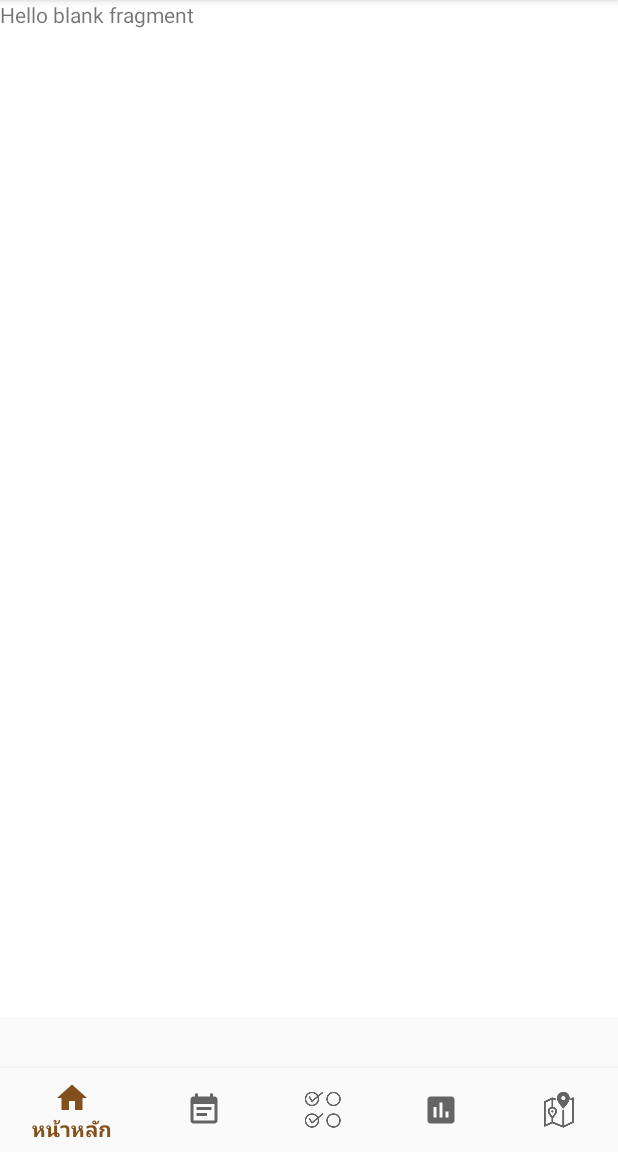
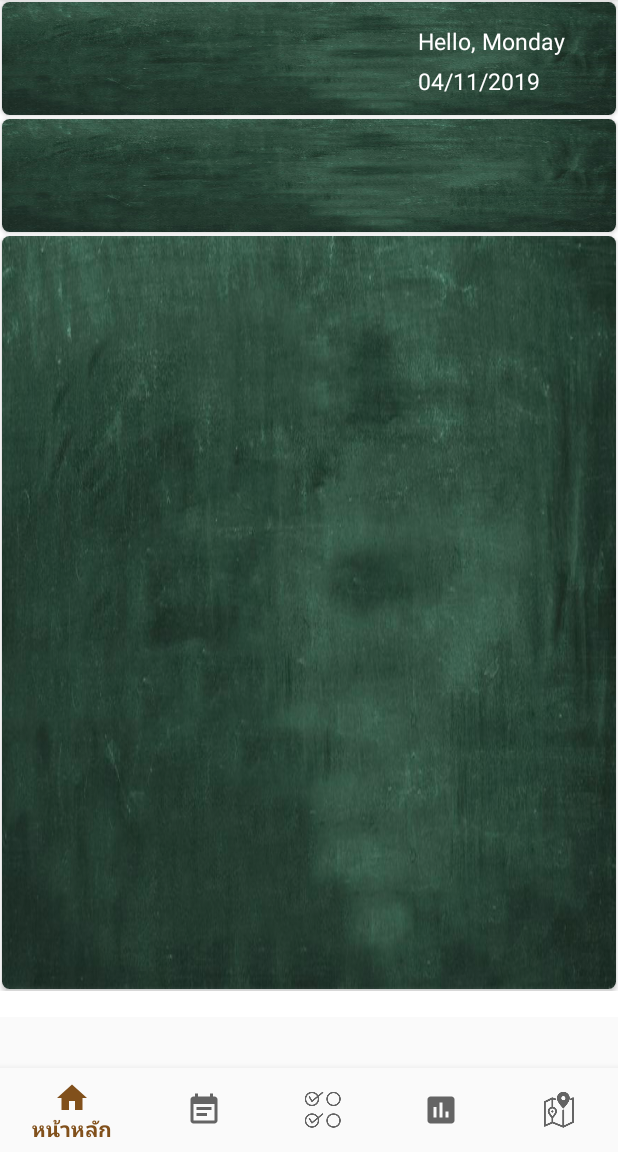
Before and after one commit to pattamakorn/StudentTrackCare, an Android app: the fragment timeteacher placed in its activity, on a phone screen of 412 x 824 dp, the part 84-1236 px from its top. Run offline under Robolectric (Android 15) with nearby library versions, the phone set to English and light mode, and no system bars; our stand-ins replace Volley; network calls fail; pictures from the network do not load.

Commit message:
4/11/2562 19:52

```diff
--- a/app/src/main/java/com/example/studentattendent/timeteacher.java
+++ b/app/src/main/java/com/example/studentattendent/timeteacher.java
@@ -1,13 +1,40 @@
 package com.example.studentattendent;
 
 
+import android.content.Context;
+import android.content.SharedPreferences;
 import android.os.Bundle;
 
+import androidx.annotation.Nullable;
 import androidx.fragment.app.Fragment;
+import androidx.recyclerview.widget.LinearLayoutManager;
+import androidx.recyclerview.widget.RecyclerView;
 
+import android.util.Log;
 import android.view.LayoutInflater;
 import android.view.View;
 import android.view.ViewGroup;
+import android.widget.TextView;
+import android.widget.Toast;
+
+import com.android.volley.AuthFailureError;
+import com.android.volley.Request;
+import com.android.volley.RequestQueue;
+import com.android.volley.Response;
+import com.android.volley.VolleyError;
+import com.android.volley.toolbox.StringRequest;
+import com.android.volley.toolbox.Volley;
+
+import org.json.JSONArray;
+import org.json.JSONException;
+import org.json.JSONObject;
+
+import java.text.SimpleDateFormat;
+import java.util.ArrayList;
+import java.util.Date;
+import java.util.HashMap;
+import java.util.List;
+import java.util.Map;
 
 
 /**
@@ -15,7 +42,13 @@ import android.view.ViewGroup;
  */
 public class timeteacher extends Fragment {
     private  String URL_TIMETeach = "http://203.154.83.137/StudentAttendent/loadteachtime.php";
+    private TextView nowday,nowdate;
+    public String today,toyear,toterm;
+    View view;
 
+
+    private RecyclerView recyclerView;
+    private List<teach> listteachtimetable;
 
     public timeteacher() {
         // Required empty public constructor
@@ -26,7 +59,91 @@ public class timeteacher extends Fragment {
     public View onCreateView(LayoutInflater inflater, ViewGroup container,
                              Bundle savedInstanceState) {
         // Inflate the layout for this fragment
-        return inflater.inflate(R.layout.fragment_timeteacher, container, false);
+        view = inflater.inflate(R.layout.fragment_timeteacher, container, false);
+        nowdate = view.findViewById(R.id.datett);
+        nowday = view.findViewById(R.id.daytt);
+        recyclerView = view.findViewById(R.id.recyclerteachertime);
+        teachAdapter TeachAdapter = new teachAdapter(getContext(),listteachtimetable);
+        recyclerView.setLayoutManager(new LinearLayoutManager(getActivity()));
+        recyclerView.setAdapter(TeachAdapter);
+
+        SimpleDateFormat simpleDateFormat = new SimpleDateFormat("dd/MM/yyyy");
+        SimpleDateFormat simpleDayFormat = new SimpleDateFormat("EEEE");
+        String ct = simpleDateFormat.format(new Date());
+        String dayn = simpleDayFormat.format(new Date());
+        today = dayn;
+        toterm = "1";
+        toyear = "2562";
+
+        nowday.setText("Hello, "+dayn);
+        nowdate.setText(ct);
+
+        //loadtime();
+
+        return view;
+    }
+
+    @Override
+    public void onCreate(@Nullable Bundle savedInstanceState) {
+        super.onCreate(savedInstanceState);
+        listteachtimetable = new ArrayList<>();
+
+        loadtime();
+    }
+
+    public void loadtime(){
+        StringRequest stringRequest = new StringRequest(Request.Method.POST,
+                "http://203.154.83.137/StudentAttendent/loadteachtime.php", new Response.Listener<String>() {
+            @Override
+            public void onResponse(String response) {
+                Log.d("ResponseStudent",response.toString());
+                try {
+                    JSONArray array = new JSONArray(response);
+                    for (int i = 0; i < array.length(); i++) {
+                        JSONObject posts = array.getJSONObject(i);
+                        String subid = posts.getString("idsubject");
+                        String subname = posts.getString("subjectname");
+                        String mclassroom = posts.getString("class");
+                        String mtime = posts.getString("time");
+                        listteachtimetable.add(new teach(
+                                subid+" "+subname,
+                                "ห้องเรียน "+mclassroom,
+                                "เวลา "+mtime)
+                        );
+                        teachAdapter TeachAdapter = new teachAdapter(getContext(),listteachtimetable);
+                        recyclerView.setAdapter(TeachAdapter);
+
+
+                    }
+                } catch (JSONException e) {
+                    e.printStackTrace();
+                }
+
+            }
+        },
+                new Response.ErrorListener() {
+                    @Override
+                    public void onErrorResponse(VolleyError error) {
+                        Log.d("abc",error.toString());
+                    }
+
+                }) {
+
+            @Override
+            protected Map<String, String> getParams() throws AuthFailureError {
+                Map<String,String> params = new HashMap<>();
+                SharedPreferences sp = getActivity().getSharedPreferences(login.MyPREFERENCES, Context.MODE_PRIVATE);
+                String mid = sp.getString("IdKey","No ID");
+                params.put("id",mid);
+                params.put("term",toterm);
+                params.put("day",today);
+                params.put("year",toyear);
+                return params;
+            }
+
+        };
+        RequestQueue requestQueue = Volley.newRequestQueue(getActivity());
+        requestQueue.add(stringRequest);
     }
 
 }
--- a/app/src/main/res/layout/fragment_qrcode.xml
+++ b/app/src/main/res/layout/fragment_qrcode.xml
@@ -9,7 +9,7 @@
     <!-- TODO: Update blank fragment layout -->
     <TextView
         android:layout_width="match_parent"
-        android:layout_height="match_parent"
-        android:text="@string/hello_blank_fragment" />
+        android:layout_height="571dp"
+        android:text="Qrcode" />
 
 </FrameLayout>
--- a/app/src/main/res/layout/fragment_time_table.xml
+++ b/app/src/main/res/layout/fragment_time_table.xml
@@ -12,7 +12,7 @@
 
         <TextView
             android:id="@+id/timetableshow"
-            android:layout_width="108dp"
+            android:layout_width="wrap_content"
             android:layout_height="wrap_content"
             android:layout_alignParentStart="true"
             android:layout_alignParentLeft="true"
@@ -29,7 +29,7 @@
 
         <TextView
             android:id="@+id/daynow"
-            android:layout_width="112dp"
+            android:layout_width="wrap_content"
             android:layout_height="wrap_content"
             android:layout_below="@+id/timetableshow"
             android:layout_alignStart="@+id/timetableshow"
--- a/app/src/main/res/layout/fragment_timeteacher.xml
+++ b/app/src/main/res/layout/fragment_timeteacher.xml
@@ -3,13 +3,97 @@
     xmlns:tools="http://schemas.android.com/tools"
     android:layout_width="match_parent"
     android:layout_height="match_parent"
+    xmlns:app="http://schemas.android.com/apk/res-auto"
     android:background="#fff"
     tools:context=".timeteacher">
 
     <!-- TODO: Update blank fragment layout -->
-    <TextView
+    <RelativeLayout
         android:layout_width="match_parent"
-        android:layout_height="match_parent"
-        android:text="@string/hello_blank_fragment" />
+        android:layout_height="wrap_content">
+
+        <androidx.cardview.widget.CardView
+            android:id="@+id/aa"
+            android:layout_margin="1dp"
+            app:cardCornerRadius="5dp"
+            android:elevation="30dp"
+            android:layout_width="match_parent"
+            android:layout_height="wrap_content">
+
+            <RelativeLayout
+                android:layout_width="match_parent"
+                android:layout_height="75dp"
+                android:background="@drawable/bgpro">
+
+                <TextView
+                    android:id="@+id/daytt"
+                    android:layout_width="wrap_content"
+                    android:layout_height="wrap_content"
+                    android:layout_alignParentStart="true"
+                    android:layout_alignParentLeft="true"
+                    android:layout_alignParentTop="true"
+                    android:layout_marginStart="277dp"
+                    android:layout_marginLeft="277dp"
+                    android:layout_marginTop="15dp"
+                    android:text="สวัสดีวันจันทร์"
+                    android:textColor="#fff"
+                    android:textSize="15sp" />
+
+                <TextView
+                    android:id="@+id/datett"
+                    android:layout_width="wrap_content"
+                    android:layout_height="wrap_content"
+                    android:layout_below="@+id/daytt"
+                    android:layout_alignStart="@+id/daytt"
+                    android:layout_alignLeft="@+id/daytt"
+                    android:layout_alignParentBottom="true"
+                    android:layout_marginStart="0dp"
+                    android:layout_marginLeft="0dp"
+                    android:layout_marginTop="5dp"
+                    android:layout_marginBottom="15dp"
+                    android:text="4/11/2562"
+                    android:textColor="#fff"
+                    android:textSize="15sp" />
+
+            </RelativeLayout>
+        </androidx.cardview.widget.CardView>
+
+        <androidx.cardview.widget.CardView
+            android:id="@+id/bb"
+            android:layout_margin="1dp"
+            app:cardCornerRadius="5dp"
+            android:elevation="30dp"
+            android:layout_below="@+id/aa"
+            android:layout_width="match_parent"
+            android:layout_height="wrap_content">
+            <RelativeLayout
+                android:layout_width="match_parent"
+                android:layout_height="75dp"
+                android:background="@drawable/bgpro">
+
+            </RelativeLayout>
+        </androidx.cardview.widget.CardView>
+
+        <androidx.cardview.widget.CardView
+            android:id="@+id/cc"
+            android:layout_margin="1dp"
+            app:cardCornerRadius="5dp"
+            android:elevation="30dp"
+            android:layout_below="@+id/bb"
+            android:layout_width="match_parent"
+            android:layout_height="wrap_content">
+            <RelativeLayout
+                android:layout_width="match_parent"
+                android:layout_height="502dp"
+                android:background="@drawable/bgpro">
+                <androidx.recyclerview.widget.RecyclerView
+                    android:layout_marginBottom="100dp"
+                    android:layout_width="match_parent"
+                    android:id="@+id/recyclerteachertime"
+                    android:layout_height="match_parent">
+                </androidx.recyclerview.widget.RecyclerView>
+            </RelativeLayout>
+        </androidx.cardview.widget.CardView>
+    </RelativeLayout>
 
 </FrameLayout>
```
Also changed, not shown: app/src/main/java/com/example/studentattendent/qrcode.java (+62 -1 lines), app/src/main/java/com/example/studentattendent/teach.java (+2 -20 lines), app/src/main/java/com/example/studentattendent/teachAdapter.java (+6 -9 lines), app/src/main/res/layout/fragment_home.xml (+3 -7 lines), app/src/main/res/layout/fragment_home_teacher.xml (+5 -2 lines), app/src/main/res/layout/item_timeteach.xml (+27 -57 lines).
